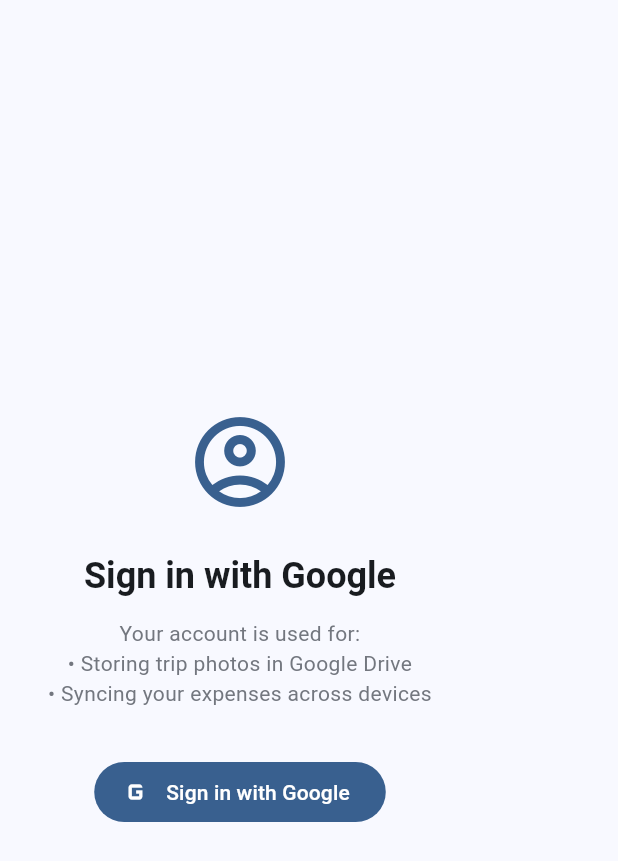
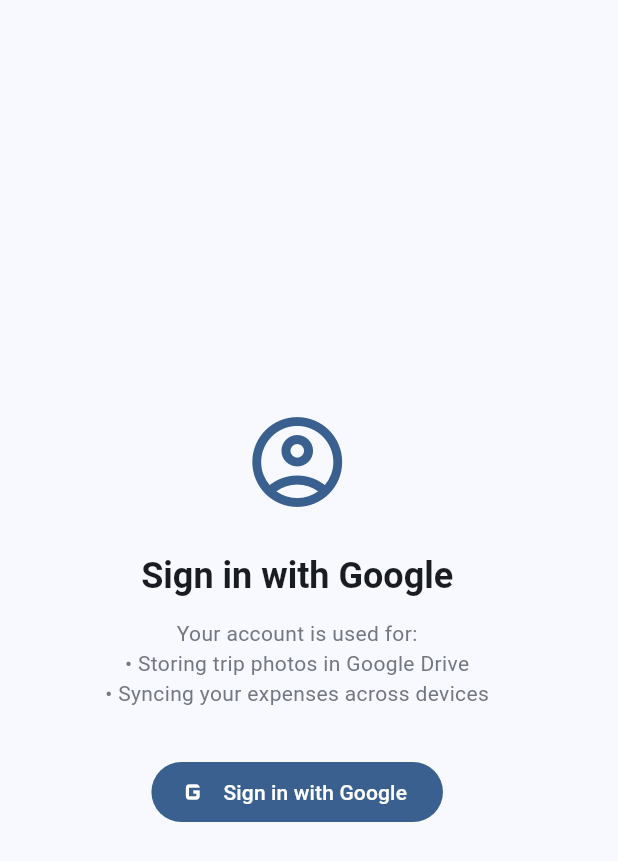
Before and after one commit to Pavilion108/split-wise-app, a Flutter app: the screen it shows after launch, after a tap on "Get Started", on a phone screen of 412 x 824 dp. Shown: the top 861 px of the screen. Run offline on Flutter 3.47's test engine with Material 3 defaults, Android fonts, the phone set to English and light mode, and no system bars; our stand-ins replace drift, drift_flutter, firebase_core, firebase_database, flutter_blue_plus, flutter_riverpod and 3 more; missing offline and left inert: google_sign_in_web, googleapis; accounts and stored records are empty; generated files the repository leaves out were written again.

Commit message:
fix: persist device id to prevent duplicate users and center onboarding layout

```diff
--- a/lib/core/sync/device_identity.dart
+++ b/lib/core/sync/device_identity.dart
@@ -1,5 +1,5 @@
+import 'package:shared_preferences/shared_preferences.dart';
 import 'package:uuid/uuid.dart';
-
 class DeviceIdentity {
   DeviceIdentity._(this._rawId);
   String _rawId;
@@ -9,7 +9,15 @@ class DeviceIdentity {
 
   static Future<DeviceIdentity> init() async {
     if (_instance._rawId.isNotEmpty) return _instance;
-    _instance._rawId = const Uuid().v4();
+    final prefs = await SharedPreferences.getInstance();
+    final stored = prefs.getString('device_id');
+    if (stored != null && stored.isNotEmpty) {
+      _instance._rawId = stored;
+      return _instance;
+    }
+    final fresh = const Uuid().v4();
+    await prefs.setString('device_id', fresh);
+    _instance._rawId = fresh;
     return _instance;
   }
 
--- a/lib/ui/screens/onboarding_screen.dart
+++ b/lib/ui/screens/onboarding_screen.dart
@@ -34,6 +34,9 @@ class _OnboardingScreenState extends ConsumerState<OnboardingScreen> {
   Widget build(BuildContext context) {
     return Scaffold(
       body: SafeArea(
+        child: Center(
+          child: ConstrainedBox(
+            constraints: const BoxConstraints(maxWidth: 600),
             child: IndexedStack(
               index: _step,
               children: [
@@ -42,6 +45,8 @@ class _OnboardingScreenState extends ConsumerState<OnboardingScreen> {
                 _buildWhatsAppStep(),
                 _buildCompleteStep(),
               ],
+            ),
+          ),
         ),
       ),
     );
--- a/pubspec.yaml
+++ b/pubspec.yaml
@@ -58,6 +58,7 @@ dependencies:
   googleapis_auth: ^2.3.3
   http: ^1.6.0
   google_sign_in_web: ^1.1.3
+  shared_preferences: ^2.5.5
 
 dev_dependencies:
   flutter_test:
```
Lines whose indentation alone changed are shown as unchanged.
